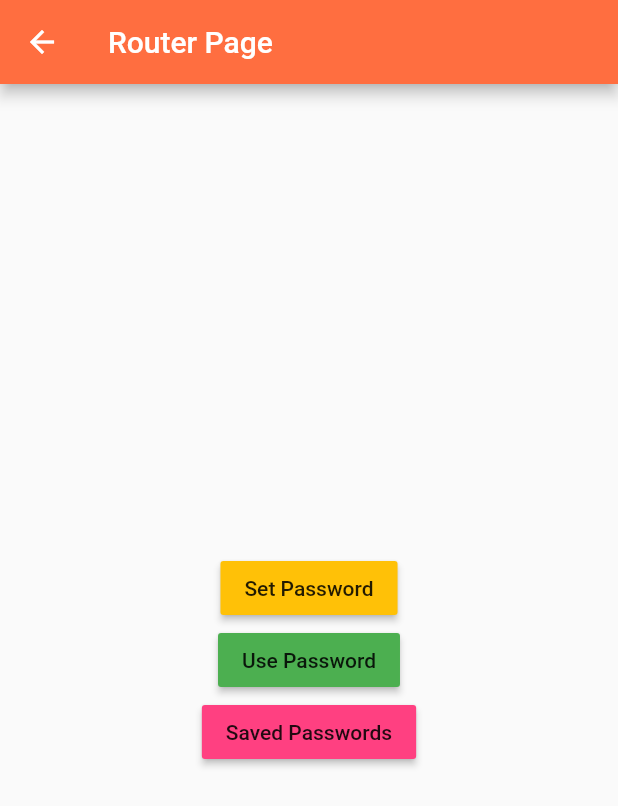
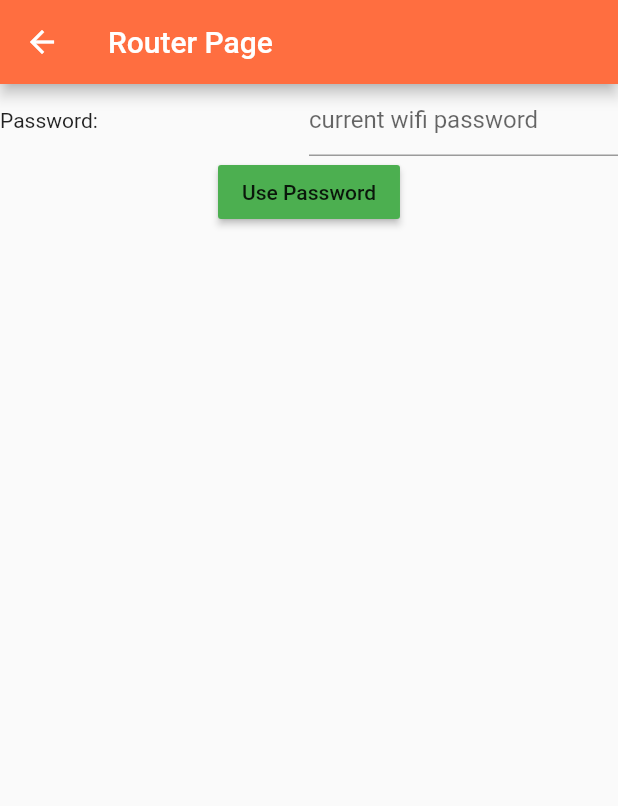
Before and after one commit to JasonSmith03/GNG2101, a Flutter app: the RouterPage screen opened directly, on a phone screen of 412 x 824 dp. Shown: the top 806 px of the screen. Run offline on Flutter 3.47's test engine with Material 2 defaults, Android fonts, the phone set to English and light mode, and no system bars.

Commit message:
edits to the router page and changed password to admin

```diff
--- a/lib/main.dart
+++ b/lib/main.dart
@@ -15,7 +15,7 @@ class MainActivity extends StatefulWidget {
 class _MainActivityState extends State {
 
   String msg = 'Autoconnect: OFF';
-  String pass = 'password';
+  String pass = 'admin';
 
   Future<String> createAlertDialog(BuildContext context){
 
@@ -38,29 +38,15 @@ class _MainActivityState extends State {
                   context,
                   MaterialPageRoute(builder: (context) => RouterPage()),
                 );
-
               }
               else
                 print('this');
-
             },
           )
         ],
-
-
       );
-
-
-
-
     });
-
-
   }
-
-
-
-
 
   @override
   Widget build(BuildContext context) {
@@ -100,11 +86,7 @@ class _MainActivityState extends State {
                 child: Text("Admin"),
                 color: Colors.grey,
                 onPressed: () {
-
-
-
                   createAlertDialog(context);
-
                 },
                 textColor: Colors.black,
                 padding: EdgeInsets.fromLTRB(10, 10, 10, 10),
@@ -118,8 +100,6 @@ class _MainActivityState extends State {
     );
   }
 
-
-
 //  other() {
 //    setState(() {
 //   msg = 'AutoConnecting...';
@@ -127,13 +107,7 @@ class _MainActivityState extends State {
 //  }
 //
 
-
-
-
 }
-
-
-
 
 class SecondRoute extends StatelessWidget {
   @override
@@ -161,42 +135,47 @@ class RouterPage extends StatelessWidget {
   @override
 
   Widget build(BuildContext context){
-
         return new Scaffold(
             appBar: new AppBar(title: new Text("Router Page"), backgroundColor: Colors.deepOrangeAccent),
             body: new Container(
-            child: Center(
+ //               child: Center(
                     child: Column(
-                    mainAxisAlignment: MainAxisAlignment.center,
+                        //mainAxisAlignment: MainAxisAlignment.center,
                         children: <Widget>[
-                      new RaisedButton(
-                          child : new Text("Set Password"),
-                          color : Colors.amber,
-                          onPressed: (){Navigator.of(context).pushNamed("/SetPasswordPage");}
+                          GestureDetector(
+                            child: new Row(
+                              mainAxisAlignment: MainAxisAlignment.start,
+                              children: <Widget>[
+                            Expanded(
+                              child: Text('Password:'),
+                              ),
+                            Expanded(
+                              child: TextField(
+                              decoration: InputDecoration(hintText: "current wifi password"),
+                            ),
+                            )
+                          ]),
                           ),
 
-                      new RaisedButton(
-                          child : new Text("Use Password"),
+                        Align(
+                          alignment: Alignment.bottomCenter,
+                          child: RaisedButton(
+                            child : Text("Use Password"),
                             color : Colors.green,
-                          onPressed: (){Navigator.of(context).pushNamed("/UsePasswordPage");}
+                            onPressed: (){}
                           ),
-
-                      new RaisedButton(
-                          child : new Text("Saved Passwords"),
-                          color : Colors.pinkAccent,
-                          onPressed: (){Navigator.of(context).pushNamed("/UsePasswordPage");}
+                        ),
+                      // new RaisedButton(
+                      //     child : new Text("Saved Passwords"),
+                      //     color : Colors.pinkAccent,
+                      //     onPressed: (){Navigator.of(context).pushNamed("/UsePasswordPage");}
+                      // )
+                    ]
                 )
-                    ]
-
+ //           )
         )
-            )
-        )
-
     );
-
   }
-
-
 }
 
 class SetPasswordPage extends StatelessWidget{
@@ -214,18 +193,15 @@ class SetPasswordPage extends StatelessWidget{
                         iconSize: 70,
                         onPressed: null
                     )
-
                   ],
-
                 )
             )
-
         )
     );
+  }
+}
 
 
-  }
-}
 class UsePasswordPage extends StatelessWidget{
   @override
   Widget build(BuildContext context) {
@@ -246,10 +222,7 @@ class UsePasswordPage extends StatelessWidget{
             )
         )
     );
-
-
   }
-
 }
 class SavedPasswordPage extends StatelessWidget{
 
@@ -266,15 +239,10 @@ class SavedPasswordPage extends StatelessWidget{
                         iconSize: 70,
                         onPressed: null
                     )
-
                   ],
-
                 )
             )
-
         )
     );
-
-
   }
 }
```
Lines whose indentation alone changed are shown as unchanged.
